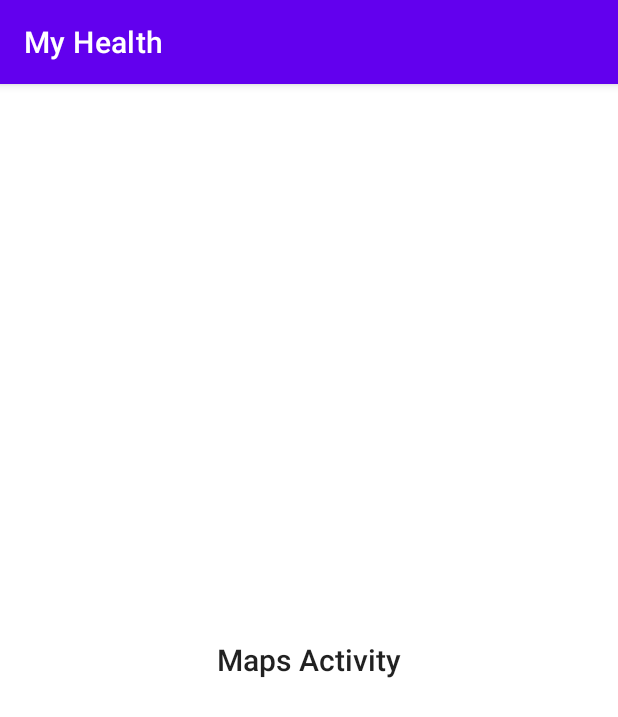
After one commit to avaas7/E-Health-App, an Android app: the MapsActivity screen opened directly, with no data from a screen before it, on a phone screen of 412 x 824 dp. The commit adds this screen. Shown: the top 717 px of the screen. Run offline under Robolectric (Android 15) with nearby library versions, the phone set to English and light mode, and no system bars.

Commit message:
My health 4 commit

```diff
--- a/app/build.gradle
+++ b/app/build.gradle
@@ -1,6 +1,7 @@
 plugins {
     id 'com.android.application'
     id 'com.google.gms.google-services'
+
 }
 
 android {
@@ -43,4 +44,6 @@ dependencies {
     implementation 'com.github.bumptech.glide:glide:4.12.0'
     annotationProcessor 'com.github.bumptech.glide:compiler:4.12.0'
 
+    implementation 'com.google.android.gms:play-services-maps:17.0.1'
+
 }
--- /dev/null
+++ b/app/src/main/java/com/example/myhealthapplication/MapsActivity.java
@@ -0,0 +1,30 @@
+package com.example.myhealthapplication;
+
+import androidx.annotation.NonNull;
+import androidx.appcompat.app.AlertDialog;
+import androidx.appcompat.app.AppCompatActivity;
+import androidx.core.app.ActivityCompat;
+import androidx.core.content.ContextCompat;
+
+import android.Manifest;
+import android.content.DialogInterface;
+import android.content.Intent;
+import android.content.pm.PackageManager;
+import android.net.Uri;
+import android.os.Bundle;
+import android.provider.Settings;
+import android.util.Log;
+import android.widget.Toast;
+
+
+public class MapsActivity extends AppCompatActivity {
+    @Override
+    protected void onCreate(Bundle savedInstanceState) {
+        super.onCreate(savedInstanceState);
+        setContentView(R.layout.activity_maps);
+
+
+
+    }
+
+}
--- a/app/src/main/res/layout/activity_main.xml
+++ b/app/src/main/res/layout/activity_main.xml
@@ -30,7 +30,8 @@
         android:id="@+id/profile_image_view"
     android:layout_width="100dp"
     android:layout_height="100dp"
-    tools:src="@drawable/ic_user"
+        android:scaleType="centerCrop"
+    android:src="@drawable/ic_user"
 android:layout_margin="8dp"
     android:layout_gravity="center"
         android:onClick="profileImage"
@@ -121,7 +122,8 @@ android:layout_margin="8dp"
 
             android:layout_margin="8dp"
             app:cardCornerRadius="8dp"
-            app:cardElevation="8dp">
+            app:cardElevation="8dp"
+            android:onClick="cvMapsFunction">
             <LinearLayout
                 android:layout_width="wrap_content"
                 android:layout_height="wrap_content"
--- /dev/null
+++ b/app/src/main/res/layout/activity_maps.xml
@@ -0,0 +1,17 @@
+<?xml version="1.0" encoding="utf-8"?>
+<LinearLayout xmlns:android="http://schemas.android.com/apk/res/android"
+    xmlns:app="http://schemas.android.com/apk/res-auto"
+    xmlns:tools="http://schemas.android.com/tools"
+    android:layout_width="match_parent"
+    android:layout_height="match_parent"
+    android:orientation="vertical"
+    tools:context=".MapsActivity"
+    android:gravity="center">
+
+    <TextView
+        android:layout_width="wrap_content"
+        android:layout_height="wrap_content"
+        android:text="Maps Activity"
+        style="@style/TextAppearance.AppCompat.Widget.ActionBar.Title" />
+
+</LinearLayout>
--- a/build.gradle
+++ b/build.gradle
@@ -3,6 +3,7 @@ buildscript {
     repositories {
         google()
         jcenter()
+        maven { url 'https://jitpack.io' }
     }
     dependencies {
         classpath "com.android.tools.build:gradle:4.1.1"
```
Also changed, not shown: app/src/main/AndroidManifest.xml (+15 -1 lines), app/src/main/java/com/example/myhealthapplication/MainActivity.java (+79 -1 lines).
